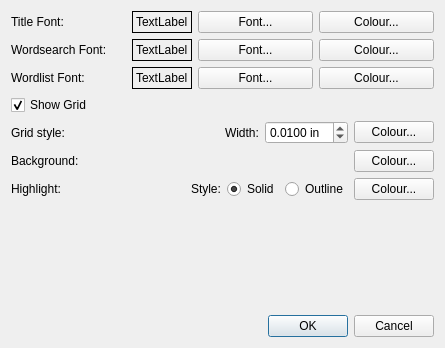
Before: the Qt Designer form appearance.ui in openforeveryone/WordSearchCreator, drawn with Qt 5.
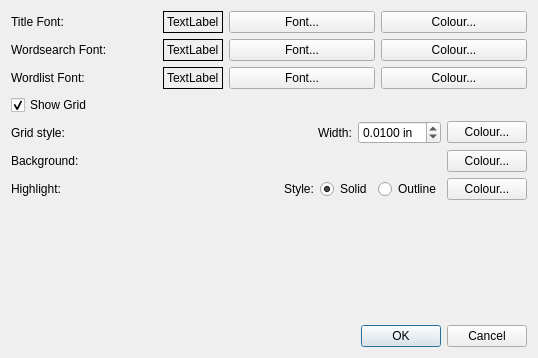
After: the same form once the commit is applied.

```diff
--- a/appearance.ui
+++ b/appearance.ui
@@ -6,8 +6,8 @@
    <rect>
     <x>0</x>
     <y>0</y>
-    <width>445</width>
-    <height>348</height>
+    <width>538</width>
+    <height>358</height>
    </rect>
   </property>
   <property name="windowTitle">
```
Left out of the diff: 2 changed lines with no effect on the pictures.
